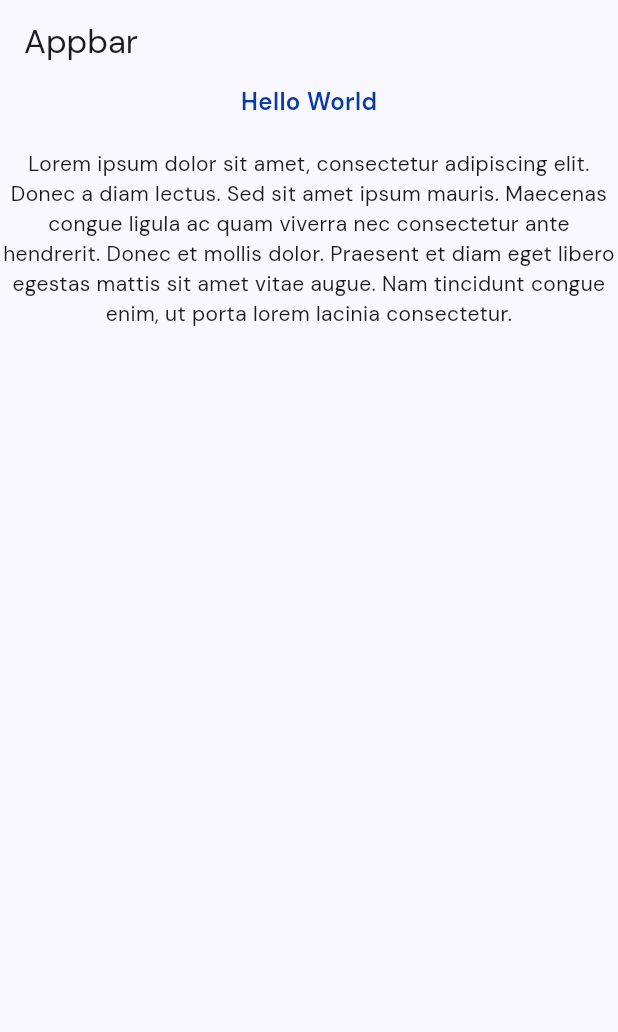
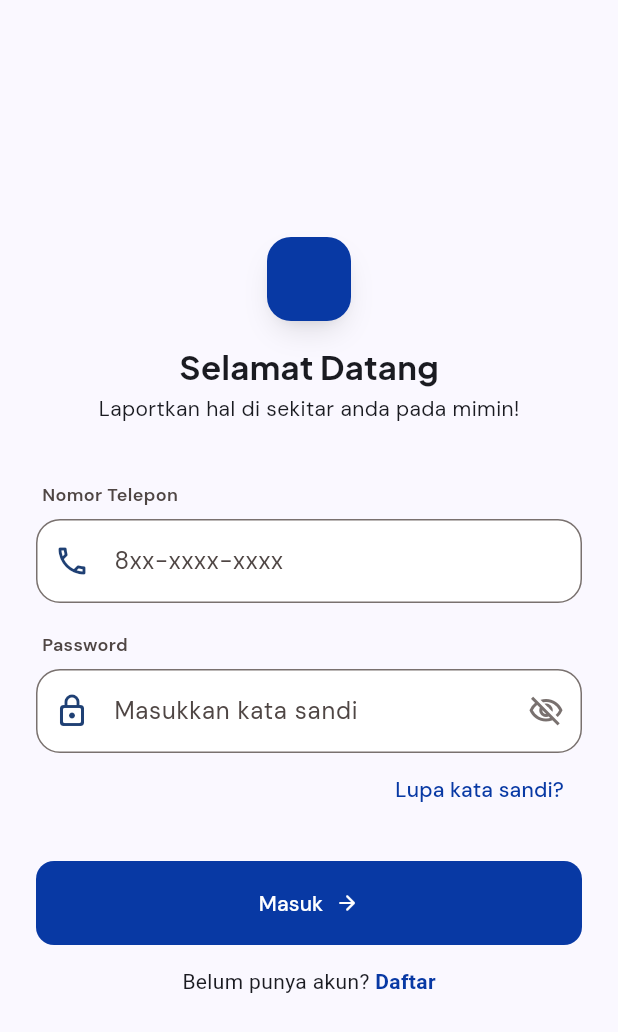
Before and after one commit to JavierGavra/lapormin, a Flutter app: the screen it shows after launch, on a phone screen of 412 x 824 dp. Shown: the top 1032 px of the screen. Run offline on Flutter 3.47's test engine with Material 3 defaults, Android fonts, the phone set to English and light mode, and no system bars; our stand-ins replace dartz, equatable, supabase_flutter; accounts and stored records are empty.

Commit message:
feat: [JG] Add login_page

```diff
--- /dev/null
+++ b/lib/features/auth/domain/repositories/auth_repository.dart
@@ -0,0 +1,14 @@
+import 'package:dartz/dartz.dart';
+import 'package:lapormin/core/error/failures.dart';
+
+import '../entities/user.dart';
+
+abstract interface class AuthRepository {
+  Future<Either<Failure, User>> login(String phoneNumber, String password);
+  Future<Either<Failure, bool>> logout();
+  Future<Either<Failure, User>> register(
+    String username,
+    String phoneNumber,
+    String password,
+  );
+}
--- /dev/null
+++ b/lib/features/auth/domain/use_cases/login.dart
@@ -0,0 +1,27 @@
+import 'package:dartz/dartz.dart';
+import 'package:equatable/equatable.dart';
+import 'package:lapormin/core/error/failures.dart';
+import 'package:lapormin/core/usecase/usecase.dart';
+import 'package:lapormin/features/auth/domain/entities/user.dart';
+import 'package:lapormin/features/auth/domain/repositories/auth_repository.dart';
+
+class Login implements UseCase<User, LoginParams> {
+  final AuthRepository repository;
+
+  const Login({required this.repository});
+
+  @override
+  Future<Either<Failure, User>> call(LoginParams params) {
+    return repository.login(params.phoneNumber, params.password);
+  }
+}
+
+class LoginParams extends Equatable {
+  final String phoneNumber;
+  final String password;
+
+  const LoginParams({required this.phoneNumber, required this.password});
+
+  @override
+  List<Object?> get props => [phoneNumber, password];
+}
--- /dev/null
+++ b/lib/features/auth/presentasion/pages/login_page.dart
@@ -0,0 +1,202 @@
+import 'package:flutter/material.dart';
+
+class LoginPage extends StatelessWidget {
+  const LoginPage({super.key});
+
+  @override
+  Widget build(BuildContext context) {
+    final color = Theme.of(context).colorScheme;
+    return Scaffold(
+      body: Center(
+        child: Form(
+          child: Padding(
+            padding: const EdgeInsets.symmetric(horizontal: 24),
+            child: Column(
+              mainAxisAlignment: MainAxisAlignment.center,
+              children: [
+                Container(
+                  height: 56,
+                  width: 56,
+                  decoration: BoxDecoration(
+                    borderRadius: BorderRadius.circular(16),
+                    color: color.primary,
+                    boxShadow: [
+                      BoxShadow(
+                        blurRadius: 6,
+                        spreadRadius: -4,
+                        offset: const Offset(0, 4),
+                        color: color.shadow.withValues(alpha: 0.1),
+                      ),
+                      BoxShadow(
+                        blurRadius: 15,
+                        spreadRadius: -3,
+                        offset: const Offset(0, 10),
+                        color: color.shadow.withValues(alpha: 0.1),
+                      ),
+                    ],
+                  ),
+                ),
+                const SizedBox(height: 16),
+                Text(
+                  "Selamat Datang",
+                  style: TextStyle(
+                    fontSize: 22,
+                    height: 1.272,
+                    fontWeight: FontWeight.w700,
+                    fontFamily: "Plus Jakarta Sans",
+                  ),
+                ),
+                const SizedBox(height: 4),
+                const Text(
+                  "Laportkan hal di sekitar anda pada mimin!",
+                  style: TextStyle(fontSize: 14, height: 1.428),
+                ),
+                const SizedBox(height: 40),
+
+                Column(
+                  crossAxisAlignment: CrossAxisAlignment.start,
+                  children: [
+                    Padding(
+                      padding: const EdgeInsets.only(left: 4),
+                      child: Text(
+                        "Nomor Telepon",
+                        style: TextStyle(
+                          fontSize: 12,
+                          height: 1.333,
+                          fontWeight: FontWeight.w600,
+                          color: color.onSurfaceVariant,
+                        ),
+                      ),
+                    ),
+                    const SizedBox(height: 8),
+                    TextFormField(
+                      decoration: InputDecoration(
+                        hintText: "8xx-xxxx-xxxx",
+                        filled: true,
+                        fillColor: color.surfaceContainerLowest,
+                        prefixIcon: Icon(
+                          Icons.phone_outlined,
+                          color: color.secondary,
+                        ),
+                        enabledBorder: OutlineInputBorder(
+                          borderRadius: BorderRadius.circular(16),
+                          borderSide: BorderSide(color: color.outline),
+                        ),
+                        border: OutlineInputBorder(
+                          borderRadius: BorderRadius.circular(16),
+                          borderSide: BorderSide(color: color.outline),
+                        ),
+                        errorBorder: OutlineInputBorder(
+                          borderRadius: BorderRadius.circular(16),
+                          borderSide: BorderSide(color: color.error),
+                        ),
+                      ),
+                    ),
+                  ],
+                ),
+                const SizedBox(height: 20),
+
+                Column(
+                  crossAxisAlignment: CrossAxisAlignment.start,
+                  children: [
+                    Padding(
+                      padding: const EdgeInsets.only(left: 4),
+                      child: Text(
+                        "Password",
+                        style: TextStyle(
+                          fontSize: 12,
+                          height: 1.333,
+                          fontWeight: FontWeight.w600,
+                          color: color.onSurfaceVariant,
+                        ),
+                      ),
+                    ),
+                    const SizedBox(height: 8),
+                    TextFormField(
+                      obscureText: true,
+                      decoration: InputDecoration(
+                        hintText: "Masukkan kata sandi",
+                        filled: true,
+                        fillColor: color.surfaceContainerLowest,
+                        prefixIcon: Icon(
+                          Icons.lock_outline_rounded,
+                          color: color.secondary,
+                        ),
+                        suffixIcon: IconButton(
+                          onPressed: () {},
+                          icon: Icon(Icons.visibility_off_outlined),
+                          color: color.outline,
+                        ),
+                        enabledBorder: OutlineInputBorder(
+                          borderRadius: BorderRadius.circular(16),
+                          borderSide: BorderSide(color: color.outline),
+                        ),
+                        border: OutlineInputBorder(
+                          borderRadius: BorderRadius.circular(16),
+                          borderSide: BorderSide(color: color.outline),
+                        ),
+                        errorBorder: OutlineInputBorder(
+                          borderRadius: BorderRadius.circular(16),
+                          borderSide: BorderSide(color: color.error),
+                        ),
+                      ),
+                    ),
+                  ],
+                ),
+                Align(
+                  alignment: Alignment.bottomRight,
+                  child: TextButton(
+                    onPressed: () {},
+                    child: Text("Lupa kata sandi?"),
+                  ),
+                ),
+                const SizedBox(height: 24),
+                SizedBox(
+                  height: 56,
+                  child: FilledButton(
+                    onPressed: () {},
+                    style: FilledButton.styleFrom(
+                      shape: RoundedRectangleBorder(
+                        borderRadius: BorderRadius.circular(12),
+                      ),
+                    ),
+                    child: Row(
+                      mainAxisAlignment: MainAxisAlignment.center,
+                      children: const [
+                        Text("Masuk"),
+                        SizedBox(width: 8),
+                        Icon(Icons.arrow_forward_rounded, size: 16),
+                      ],
+                    ),
+                  ),
+                ),
+                const SizedBox(height: 12),
+                GestureDetector(
+                  onTap: () {},
+                  child: Padding(
+                    padding: const EdgeInsets.symmetric(vertical: 2),
+                    child: Text.rich(
+                      TextSpan(
+                        text: "Belum punya akun? ",
+                        children: [
+                          TextSpan(
+                            text: "Daftar",
+                            style: TextStyle(
+                              color: color.primary,
+                              fontWeight: FontWeight.w600,
+                            ),
+                          ),
+                        ],
+                        style: const TextStyle(fontSize: 14, height: 1.428),
+                      ),
+                    ),
+                  ),
+                ),
+              ],
+            ),
+          ),
+        ),
+      ),
+    );
+  }
+}
--- a/lib/main.dart
+++ b/lib/main.dart
@@ -1,7 +1,13 @@
 import 'package:flutter/material.dart';
+import 'package:supabase_flutter/supabase_flutter.dart';
 import 'package:lapormin/core/theme/theme.dart';
+import 'package:lapormin/features/auth/presentasion/pages/login_page.dart';
 
-void main() {
+Future<void> main() async {
+  await Supabase.initialize(
+    url: 'https://rhmpnzgwnlywwayhsdcp.supabase.co',
+    anonKey: 'sb_publishable_9jIV3Vn9baV_elqXXwrhFQ_zDseYMFk',
+  );
   runApp(const MyApp());
 }
 
@@ -17,7 +23,7 @@ class MyApp extends StatelessWidget {
         fontFamily: "DM Sans",
         colorScheme: MaterialTheme.lightScheme(),
       ),
-      home: TempPage(),
+      home: const LoginPage(),
     );
   }
 }
```
Also changed, not shown: lib/core/error/failures.dart (+18 -0 lines), lib/features/auth/data/data_sources/auth_remote_data_source.dart (added, +81 -0 lines), lib/features/auth/data/models/user_model.dart (added, +28 -0 lines), lib/features/auth/data/repositories/auth_repository_impl.dart (added, +28 -0 lines), lib/features/auth/domain/entities/user.dart (added, +15 -0 lines), 1 other file.
